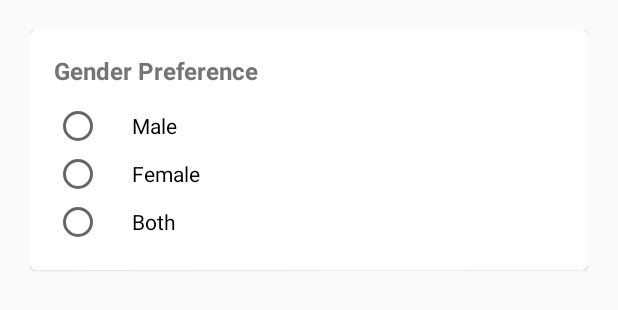
After one commit to contrasting/OverfishingAndroid, an Android app: the layout fragment_filters.xml on its own in the app's theme, with its tools: preview values and no code run, on a phone screen of 412 x 824 dp. The commit adds this screen. Shown: the top 310 px of the screen. Run offline under Robolectric (Android 15) with nearby library versions, the phone set to English and light mode, and no system bars.

Commit message:
Add FiltersFragment

```diff
--- a/app/build.gradle
+++ b/app/build.gradle
@@ -38,6 +38,6 @@ dependencies {
     implementation 'com.google.android.material:material:1.1.0-beta01'
     implementation 'me.relex:circleindicator:2.1.4'
     implementation 'com.github.bumptech.glide:glide:4.9.0'
-
+    implementation 'io.apptik.widget:multislider:1.3'
 
 }
--- a/app/src/main/AndroidManifest.xml
+++ b/app/src/main/AndroidManifest.xml
@@ -19,6 +19,8 @@
                 <category android:name="android.intent.category.LAUNCHER" />
             </intent-filter>
         </activity>
+        <activity android:name=".EditProfileActivity"
+            android:screenOrientation="portrait"/>
     </application>
 
 </manifest>
--- a/app/src/main/java/dating/overfishing/ui/main/OwnProfileFragment.java
+++ b/app/src/main/java/dating/overfishing/ui/main/OwnProfileFragment.java
@@ -1,5 +1,6 @@
 package dating.overfishing.ui.main;
 
+import android.content.Intent;
 import android.os.Bundle;
 import android.view.LayoutInflater;
 import android.view.View;
@@ -7,6 +8,7 @@ import android.view.ViewGroup;
 
 import androidx.annotation.Nullable;
 
+import dating.overfishing.EditProfileActivity;
 import dating.overfishing.R;
 import dating.overfishing.data.UserProfile;
 
@@ -33,7 +35,7 @@ public class OwnProfileFragment extends AbstractViewProfileFragment {
         View rootView = inflater.inflate(R.layout.fragment_own_profile, container, false);
 
         rootView.findViewById(R.id.edit_profile_button).setOnClickListener(v -> {
-
+            startActivity(new Intent(getActivity(), EditProfileActivity.class));
         });
 
         return rootView;
--- /dev/null
+++ b/app/src/main/res/layout/activity_edit_profile.xml
@@ -0,0 +1,6 @@
+<?xml version="1.0" encoding="utf-8"?>
+<androidx.coordinatorlayout.widget.CoordinatorLayout
+    xmlns:android="http://schemas.android.com/apk/res/android" android:layout_width="match_parent"
+    android:layout_height="match_parent">
+
+</androidx.coordinatorlayout.widget.CoordinatorLayout>
--- /dev/null
+++ b/app/src/main/res/layout/fragment_filters.xml
@@ -0,0 +1,66 @@
+<?xml version="1.0" encoding="utf-8"?>
+<ScrollView xmlns:android="http://schemas.android.com/apk/res/android"
+    android:layout_width="match_parent"
+    android:layout_height="match_parent">
+
+    <LinearLayout
+        android:layout_width="match_parent"
+        android:layout_height="wrap_content"
+        android:orientation="vertical"
+        android:id="@+id/filter_items_container"
+        android:padding="@dimen/padding_master">
+
+        <com.google.android.material.card.MaterialCardView
+            android:layout_width="match_parent"
+            android:layout_height="wrap_content"
+            android:layout_marginBottom="@dimen/padding_master">
+
+            <LinearLayout
+                android:layout_width="wrap_content"
+                android:layout_height="wrap_content"
+                android:padding="@dimen/fab_padding"
+                android:orientation="vertical">
+
+                <TextView
+                    android:layout_width="match_parent"
+                    android:layout_height="wrap_content"
+                    android:layout_marginBottom="@dimen/drawable_padding"
+                    android:text="Gender Preference"
+                    android:textColor="?colorPrimaryDark"
+                    android:textStyle="bold"
+                    android:textSize="@dimen/view_profile_text_size"
+                    />
+
+                <RadioGroup
+                    android:layout_width="match_parent"
+                    android:layout_height="wrap_content"
+                    android:id="@+id/gender_radio"
+                    >
+                    <RadioButton
+                        android:layout_width="wrap_content"
+                        android:layout_height="wrap_content"
+                        android:text="Male"
+                        android:paddingLeft="@dimen/padding_master"
+                        android:id="@+id/gender_preference_male"
+                        />
+                    <RadioButton
+                        android:layout_width="wrap_content"
+                        android:layout_height="wrap_content"
+                        android:text="Female"
+                        android:paddingLeft="@dimen/padding_master"
+                        android:id="@+id/gender_preference_female"/>
+                    <RadioButton
+                        android:layout_width="wrap_content"
+                        android:layout_height="wrap_content"
+                        android:text="Both"
+                        android:paddingLeft="@dimen/padding_master"
+                        android:id="@+id/gender_preference_both"/>
+                </RadioGroup>
+
+            </LinearLayout>
+
+        </com.google.android.material.card.MaterialCardView>
+
+    </LinearLayout>
+
+</ScrollView>
```
Also changed, not shown: app/src/main/java/dating/overfishing/EditProfileActivity.java (added, +15 -0 lines), app/src/main/java/dating/overfishing/MainActivity.java (+5 -2 lines), app/src/main/java/dating/overfishing/ui/main/FiltersFragment.java (added, +94 -0 lines), app/src/main/res/layout/item_filter_seekbar.xml (added, +50 -0 lines), app/src/main/res/layout/activity_main.xml (renamed from app/src/main/res/layout/main_activity.xml).
